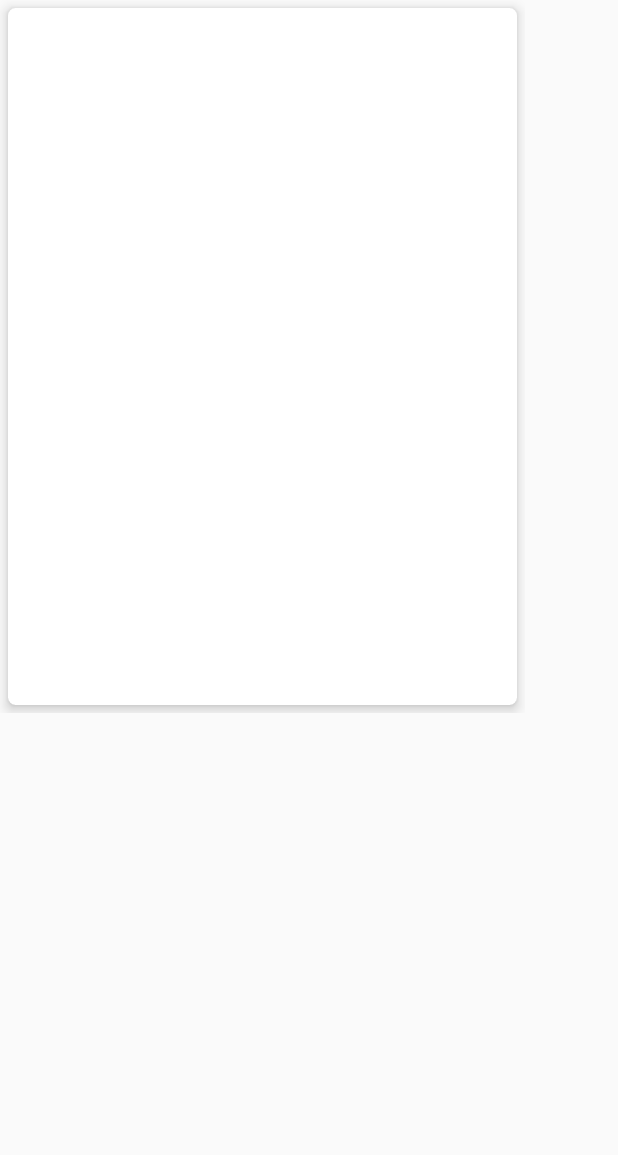
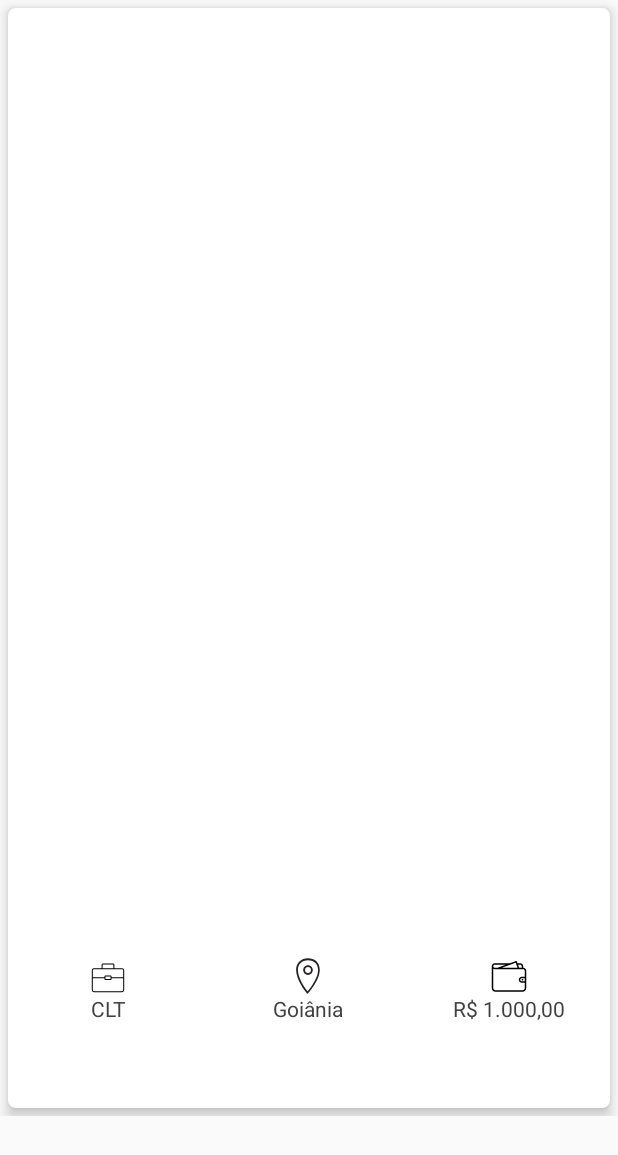
Before and after one commit to danillopneto/Recrutame, an Android app: the layout card_view_job.xml on its own in the app's theme, with its tools: preview values and no code run, on a phone screen of 412 x 824 dp. Shown: the top 1155 px of the screen. Run offline under Robolectric (Android 15) with nearby library versions, the phone set to English and light mode, and no system bars.

Commit message:
Alteraçoes nos layouts do card

```diff
--- a/app/src/main/java/ufg/go/br/recrutame/JobCard.kt
+++ b/app/src/main/java/ufg/go/br/recrutame/JobCard.kt
@@ -35,8 +35,11 @@ class JobCard(private val mContext: Context, private val mJob: JobModel, private
     @View(R.id.jobSalaryTxt)
     private val jobSalaryTxt: TextView? = null
 
-    @View(R.id.jobSalaryTxt)
+    @View(R.id.jobDescriptionTxt)
     private val jobDescriptionTxt: TextView? = null
+
+    @View(R.id.jobCompanyTxt)
+    private val jobCompanyTxt: TextView? = null
 
     @Resolve
     private fun onResolved() {
@@ -47,6 +50,7 @@ class JobCard(private val mContext: Context, private val mJob: JobModel, private
         jobTypeTxt!!.setText(mJob.type)
         jobSalaryTxt!!.setText(mJob.salary.toString())
         jobDescriptionTxt!!.setText(mJob.description)
+        jobCompanyTxt!!.setText(mJob.company)
     }
 
     @SwipeOut
--- a/app/src/main/java/ufg/go/br/recrutame/model/JobModel.kt
+++ b/app/src/main/java/ufg/go/br/recrutame/model/JobModel.kt
@@ -6,6 +6,7 @@ class JobModel(
         public var location: String,
         public var type: String,
         public var salary: Double,
-        public var description: String) {
+        public var description: String,
+        public var company:String) {
 
 }
--- /dev/null
+++ b/app/src/main/res/drawable/ic_place.xml
@@ -0,0 +1,5 @@
+<vector android:height="24dp" android:tint="#CDCDCD"
+    android:viewportHeight="24.0" android:viewportWidth="24.0"
+    android:width="24dp" xmlns:android="http://schemas.android.com/apk/res/android">
+    <path android:fillColor="#FF000000" android:pathData="M12,2C8.13,2 5,5.13 5,9c0,5.25 7,13 7,13s7,-7.75 7,-13c0,-3.87 -3.13,-7 -7,-7zM12,11.5c-1.38,0 -2.5,-1.12 -2.5,-2.5s1.12,-2.5 2.5,-2.5 2.5,1.12 2.5,2.5 -1.12,2.5 -2.5,2.5z"/>
+</vector>
--- /dev/null
+++ b/app/src/main/res/drawable/ic_place_2.xml
@@ -0,0 +1,4 @@
+<vector android:height="24dp" android:viewportHeight="30"
+    android:viewportWidth="30" android:width="24dp" xmlns:android="http://schemas.android.com/apk/res/android">
+    <path android:fillColor="#262324" android:pathData="M15.1,0.3c-6,0 -10,4 -10,9.8c0,7.8 7.2,17.5 9.1,19.4c0.1,0.1 0.3,0.2 0.5,0.2c0,0 0,0 0,0c0.2,0 0.4,-0.1 0.5,-0.3c1,-1.1 9.6,-11.1 9.6,-19.3C24.9,3.3 20,0.3 15.1,0.3zM14.7,27.8c-2.3,-2.7 -8.1,-11.1 -8.1,-17.7c0,-5.1 3.3,-8.3 8.5,-8.3c3.8,0 8.3,2.2 8.3,8.3C23.4,16 18.2,23.8 14.7,27.8zM15,6.1c-2.2,0 -4,1.8 -4,4c0,2.2 1.8,4 4,4s4,-1.8 4,-4C19,7.9 17.2,6.1 15,6.1zM15,12.6c-1.4,0 -2.5,-1.1 -2.5,-2.5c0,-1.4 1.1,-2.5 2.5,-2.5s2.5,1.1 2.5,2.5C17.5,11.5 16.4,12.6 15,12.6z"/>
+</vector>
--- /dev/null
+++ b/app/src/main/res/drawable/ic_resume_2.xml
@@ -0,0 +1,4 @@
+<vector android:height="24dp" android:viewportHeight="100"
+    android:viewportWidth="100" android:width="24dp" xmlns:android="http://schemas.android.com/apk/res/android">
+    <path android:fillColor="#FF000000" android:pathData="M89.13,28.69L67.76,28.69L67.76,19.07a4,4 0,0 0,-4 -4L36.26,15.07a4,4 0,0 0,-4 4v9.62L10.87,28.69A5.89,5.89 0,0 0,5 34.56L5,89.1A5.89,5.89 0,0 0,10.87 95L89.13,95A5.89,5.89 0,0 0,95 89.1L95,34.56A5.89,5.89 0,0 0,89.13 28.69ZM35,19.07a1.23,1.23 0,0 1,1.22 -1.22L63.72,17.85a1.23,1.23 0,0 1,1.22 1.22v9.62L35,28.69ZM10.87,31.5L89.13,31.5a3.06,3.06 0,0 1,3.05 3.05v19L59.84,53.55L59.84,51.48A2.81,2.81 0,0 0,57 48.67L43,48.67a2.81,2.81 0,0 0,-2.81 2.81v2.11L7.81,53.59v-19A3.06,3.06 0,0 1,10.87 31.5ZM57,51.48v7L43,58.48v-7ZM89.1,92.15L10.87,92.15A3.06,3.06 0,0 1,7.81 89.1L7.81,56.41L40.16,56.41v2.11A2.81,2.81 0,0 0,43 61.33L57,61.33a2.81,2.81 0,0 0,2.81 -2.81L59.81,56.41L92.19,56.41L92.19,89.1A3.06,3.06 0,0 1,89.13 92.16Z"/>
+</vector>
--- /dev/null
+++ b/app/src/main/res/drawable/ic_wallet.xml
@@ -0,0 +1,4 @@
+<vector android:height="24dp" android:viewportHeight="48"
+    android:viewportWidth="48" android:width="24dp" xmlns:android="http://schemas.android.com/apk/res/android">
+    <path android:fillColor="#FF000000" android:fillType="evenOdd" android:pathData="M47,40L47,40c0,2.762 -2.238,5 -5,5l0,0H6l0,0c-2.762,0 -5,-2.238 -5,-5V11c0,-2.209 1.791,-4 4,-4l0,0h20.171l8.099,-2.934c0.513,-0.187 1.081,0.078 1.268,0.589L35.391,7H39c2.209,0 4,1.791 4,4v2l0,0c2.209,0 4,1.791 4,4V40zM5,9L5,9c-1.104,0 -2,0.896 -2,2s0.896,2 2,2h3.445l0,0h0.189c0.013,-0.005 0.021,-0.016 0.034,-0.021L19.65,9H5zM34.078,9.181l-1.062,-2.924l-0.001,0v0L30.964,7h0.003l-5.514,2h-0.01l-11.039,4h21.062L34.078,9.181zM41,11c0,-1.104 -0.896,-2 -2,-2h-2.883l1.454,4H41l0,0V11zM43,15H5l0,0c-0.732,0 -1.41,-0.211 -2,-0.555V40c0,1.657 1.344,3 3,3h36c1.657,0 3,-1.343 3,-3v-7h-4c-2.209,0 -4,-1.791 -4,-4s1.791,-4 4,-4h4v-8C45,15.896 44.104,15 43,15zM45,31v-4h-4c-1.104,0 -2,0.896 -2,2s0.896,2 2,2H45zM41,28h2v2h-2V28z"/>
+</vector>
--- a/app/src/main/res/layout/card_view_job.xml
+++ b/app/src/main/res/layout/card_view_job.xml
@@ -1,31 +1,37 @@
 <?xml version="1.0" encoding="utf-8"?>
-<FrameLayout
-    xmlns:android="http://schemas.android.com/apk/res/android"
+<FrameLayout xmlns:android="http://schemas.android.com/apk/res/android"
     xmlns:app="http://schemas.android.com/apk/res-auto"
-    android:layout_width="350dp"
-    android:layout_height="475dp"
-    android:orientation="vertical">
+    xmlns:tools="http://schemas.android.com/tools"
+    android:layout_width="match_parent"
+    android:layout_height="match_parent"
+    android:orientation="vertical"
+    android:layout_marginBottom="80dp">
 
     <android.support.v7.widget.CardView
-        android:orientation="vertical"
-        android:background="@color/white"
         android:layout_width="match_parent"
         android:layout_height="match_parent"
         android:layout_margin="5dp"
+        android:background="@color/white"
+        android:orientation="vertical"
         app:cardCornerRadius="5dp"
         app:cardElevation="5dp">
+
         <RelativeLayout
-            android:layout_width="fill_parent"
-            android:layout_height="fill_parent">
+            android:id="@+id/cardFoto"
+            android:layout_width="match_parent"
+            android:layout_height="wrap_content"
+            android:layout_marginBottom="150dp"
+            android:orientation="vertical">
 
             <ImageView
                 android:id="@+id/jobImg"
+
                 android:layout_width="match_parent"
                 android:layout_height="match_parent"
-                android:layout_marginBottom="150dp"
-                android:scaleType="centerCrop"
-                android:maxHeight="150dp"
-                android:adjustViewBounds="true"/>
+                android:layout_marginEnd="10dp"
+                android:layout_marginStart="10dp"
+                android:layout_marginTop="10dp"
+                android:scaleType="centerCrop" />
 
             <TextView
                 android:id="@+id/jobTitleTxt"
@@ -35,52 +41,155 @@
                 android:layout_alignEnd="@id/jobImg"
                 android:layout_alignStart="@id/jobImg"
                 android:layout_alignTop="@id/jobImg"
+                android:layout_gravity="center_vertical"
                 android:layout_margin="1dp"
-                android:layout_gravity="center_vertical"
                 android:gravity="bottom|start"
-                android:textSize="22dp"
-                android:textColor="@color/white"
-                android:textStyle="bold"
                 android:shadowColor="#000000"
                 android:shadowDx="3"
                 android:shadowDy="3"
-                android:shadowRadius="1"/>
-        </RelativeLayout>
-        <LinearLayout
-            android:layout_width="match_parent"
-            android:layout_height="75dp"
-            android:orientation="vertical"
-            android:layout_gravity="bottom"
-            android:gravity="center|left"
-            android:paddingLeft="20dp">
-             <TextView
-                android:id="@+id/jobTypeTxt"
+                android:shadowRadius="1"
+                android:textColor="@color/white"
+                android:textSize="22sp"
+                android:ellipsize="end"
+                android:maxLines="1"
+                android:singleLine="true"
+                android:textStyle="bold" />
+
+            <TextView
+                android:id="@+id/jobCompanyTxt"
                 android:layout_width="wrap_content"
                 android:layout_height="wrap_content"
-                android:textColor="@color/colorPrimaryDark"
-                android:textSize="14dp"
-                android:textStyle="normal"/>
-            <TextView
-                android:id="@+id/jobLocationTxt"
-                android:layout_width="wrap_content"
-                android:layout_height="wrap_content"
-                android:textColor="@color/colorPrimaryDark"
-                android:textSize="14dp"
-                android:textStyle="normal"/>
-            <TextView
-                android:id="@+id/jobSalaryTxt"
-                android:layout_width="wrap_content"
-                android:layout_height="wrap_content"
-                android:textColor="@color/colorPrimaryDark"
-                android:textSize="14dp"
-                android:textStyle="normal"/>
+                android:layout_alignBottom="@id/jobImg"
+                android:layout_alignEnd="@id/jobImg"
+                android:layout_alignStart="@id/jobImg"
+                android:layout_alignTop="@id/jobImg"
+                android:layout_gravity="center_vertical"
+                android:layout_marginBottom="30dp"
+                android:layout_marginEnd="1dp"
+                android:layout_marginLeft="1dp"
+                android:layout_marginRight="1dp"
+                android:layout_marginStart="1dp"
+                android:layout_marginTop="1dp"
+                android:gravity="bottom|start"
+                android:shadowColor="#000000"
+                android:shadowDx="3"
+                android:shadowDy="3"
+                android:shadowRadius="1"
+                android:textColor="@color/white"
+                android:textSize="16sp"
+                android:textStyle="bold" />
+
+        </RelativeLayout>
+
+        <LinearLayout
+            android:id="@+id/detailCard"
+            android:layout_width="match_parent"
+            android:layout_height="150dp"
+            android:layout_gravity="bottom"
+            android:orientation="vertical"
+            android:paddingBottom="10dp">
+
             <TextView
                 android:id="@+id/jobDescriptionTxt"
                 android:layout_width="wrap_content"
                 android:layout_height="wrap_content"
-                android:textColor="@color/colorPrimaryDark"
-                android:textSize="14dp"
-                android:textStyle="normal"/>
+                android:layout_marginStart="10dp"
+                android:layout_marginTop="15dp"
+                android:textColor="#414141"
+                android:textSize="14sp"
+                android:textStyle="normal" />
+
+            <LinearLayout
+                android:layout_width="match_parent"
+                android:layout_height="match_parent"
+                android:layout_marginTop="15dp"
+                android:orientation="horizontal"
+                android:paddingBottom="10dp">
+
+                <LinearLayout
+                    android:layout_width="wrap_content"
+                    android:layout_height="wrap_content"
+                    android:layout_gravity="center_horizontal"
+                    android:layout_weight="1"
+                    android:gravity="center_horizontal"
+                    android:minWidth="0dp"
+                    android:orientation="vertical">
+
+                    <ImageView
+                        android:id="@+id/jobTypeImg"
+                        android:layout_width="wrap_content"
+                        android:layout_height="wrap_content"
+                        android:background="@drawable/ic_resume_2"
+                        android:tint="@color/colorAccent"/>
+
+                    <TextView
+                        android:id="@+id/jobTypeTxt"
+                        android:layout_width="match_parent"
+                        android:layout_height="wrap_content"
+                        android:gravity="center"
+                        android:text="CLT"
+                        android:textColor="#414141"
+                        android:textSize="14sp"
+                        android:textStyle="normal" />
+                </LinearLayout>
+
+                <LinearLayout
+                    android:layout_width="wrap_content"
+                    android:layout_height="wrap_content"
+                    android:layout_gravity="center_horizontal"
+                    android:layout_weight="1"
+                    android:gravity="center_vertical|center_horizontal"
+                    android:minWidth="0dp"
+                    android:orientation="vertical">
+
+                    <ImageView
+                        android:id="@+id/jobLocationImg"
+                        android:layout_width="wrap_content"
+                        android:layout_height="wrap_content"
+                        android:background="@drawable/ic_place_2"
+                        android:tint="@color/colorAccent"/>
+
+                    <TextView
+                        android:id="@+id/jobLocationTxt"
+                        android:layout_width="match_parent"
+                        android:layout_height="wrap_content"
+                        android:gravity="center"
+                        android:text="Goiânia"
+                        android:textColor="#414141"
+                        android:textSize="14sp"
+                        android:textStyle="normal" />
+                </LinearLayout>
+
+                <LinearLayout
+                    android:layout_width="wrap_content"
+                    android:layout_height="wrap_content"
+                    android:layout_gravity="center_horizontal"
+                    android:layout_weight="1"
+                    android:gravity="center_vertical|center_horizontal"
+                    android:minWidth="0dp"
+                    android:orientation="vertical">
+
+                    <ImageView
+                        android:id="@+id/jobSalaryImg"
+                        android:layout_width="wrap_content"
+                        android:layout_height="wrap_content"
+                        android:background="@drawable/ic_wallet"
+                        android:tint="@color/colorAccent"/>
+
+                    <TextView
+                        android:id="@+id/jobSalaryTxt"
+                        android:layout_width="match_parent"
+                        android:layout_height="wrap_content"
+                        android:gravity="center"
+                        android:text="R$ 1.000,00"
+                        android:textColor="#414141"
+                        android:textSize="14sp"
+                        android:textStyle="normal" />
+                </LinearLayout>
+            </LinearLayout>
+
+
         </LinearLayout>
+
     </android.support.v7.widget.CardView>
 </FrameLayout>
--- a/app/src/main/res/values/colors.xml
+++ b/app/src/main/res/values/colors.xml
@@ -7,6 +7,7 @@
     <color name="grey">#4d4d4d</color>
     <color name="white">#ffffff</color>
     <color name="linkedinColor">#0077b5</color>
+    <color name="black">#000000</color>
     <color name="green">#aad403</color>
 
     <color name="startBlue">#3a7bd5</color>
```
Also changed, not shown: app/src/main/java/ufg/go/br/recrutame/Util/JobUtils.kt (+8 -8 lines), app/src/main/res/drawable/ic_briefcase.xml (added, +19 -0 lines), app/src/main/res/layout/fragment_job.xml (+25 -19 lines).
